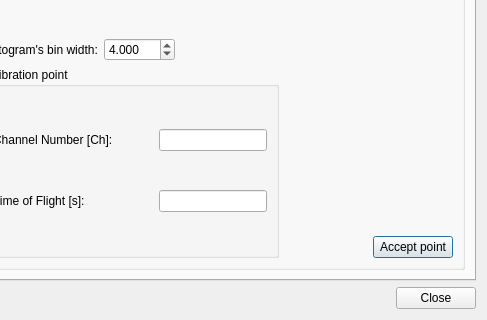
Qt form ui_files/ui_calibration_dialog.ui (JYU-IBA/potku) before a commit; both pictures show x 339 to 826 and y 258 to 578 of the 826 by 578 pixel window.
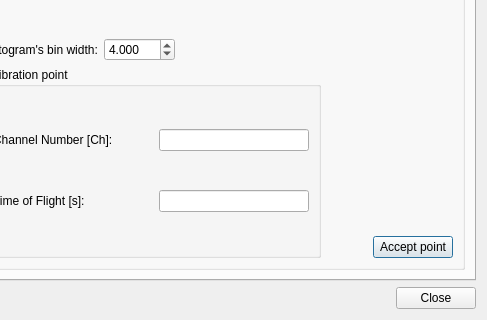
The same form after that commit.

Commit message: Fixed a bug that crashed tje program if cut file drawing was not properly done in calibration. Modified the field for offset and slope to fit the value better.

Diff of the .ui file:
```diff
--- a/ui_files/ui_calibration_dialog.ui
+++ b/ui_files/ui_calibration_dialog.ui
@@ -184,7 +184,14 @@
                       </spacer>
                      </item>
                      <item>
-                      <widget class="QLineEdit" name="tofChannelLineEdit"/>
+                      <widget class="QLineEdit" name="tofChannelLineEdit">
+                       <property name="minimumSize">
+                        <size>
+                         <width>150</width>
+                         <height>0</height>
+                        </size>
+                       </property>
+                      </widget>
                      </item>
                     </layout>
                    </item>
@@ -212,6 +219,12 @@
                      </item>
                      <item>
                       <widget class="QLineEdit" name="tofSecondsLineEdit">
+                       <property name="minimumSize">
+                        <size>
+                         <width>150</width>
+                         <height>0</height>
+                        </size>
+                       </property>
                        <property name="readOnly">
                         <bool>true</bool>
                        </property>
```
Left out of the diff: 74 changed lines with no effect on the pictures. The commit also changes 2 other files.
